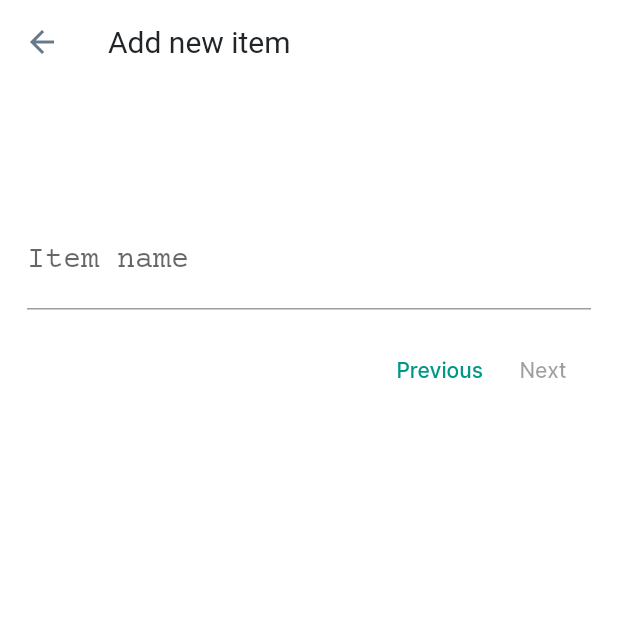
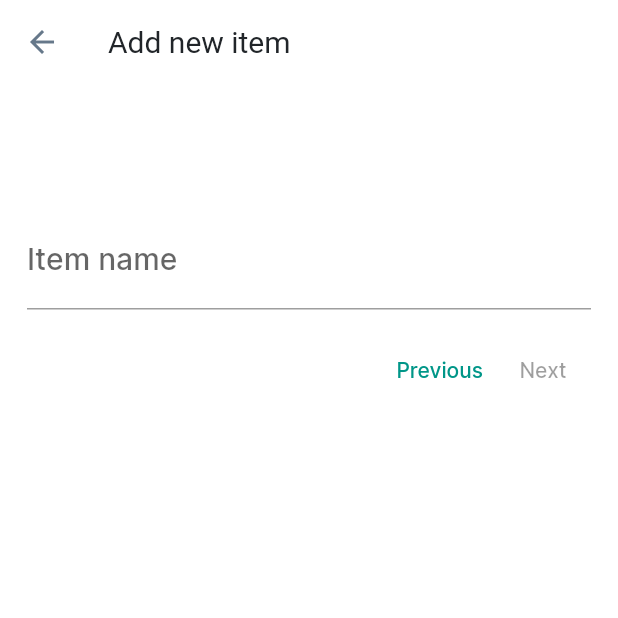
Before and after one commit to mirhasalh/flutter_receipt_app, a Flutter app: the AddItemPage screen opened by its route, scrolled down 576 dp, on a phone screen of 412 x 824 dp, the top half of it. Run offline on Flutter 3.47's test engine with Material 2 defaults, Android fonts, the phone set to English and light mode, and no system bars; our stand-ins replace flutter_hooks, flutter_speed_dial, flutter_svg, hooks_riverpod, isar, shared_preferences; accounts and stored records are empty; generated files the repository leaves out were written again.

Commit message:
Update theme.dart

```diff
--- a/lib/src/theme/theme.dart
+++ b/lib/src/theme/theme.dart
@@ -42,5 +42,6 @@ ThemeData kTheme = ThemeData(
   ),
   inputDecorationTheme: const InputDecorationTheme(
     hintStyle: TextStyle(fontFamily: Fonts.courierPrime),
+    labelStyle: TextStyle(fontFamily: Fonts.inter),
   ),
 );
```
